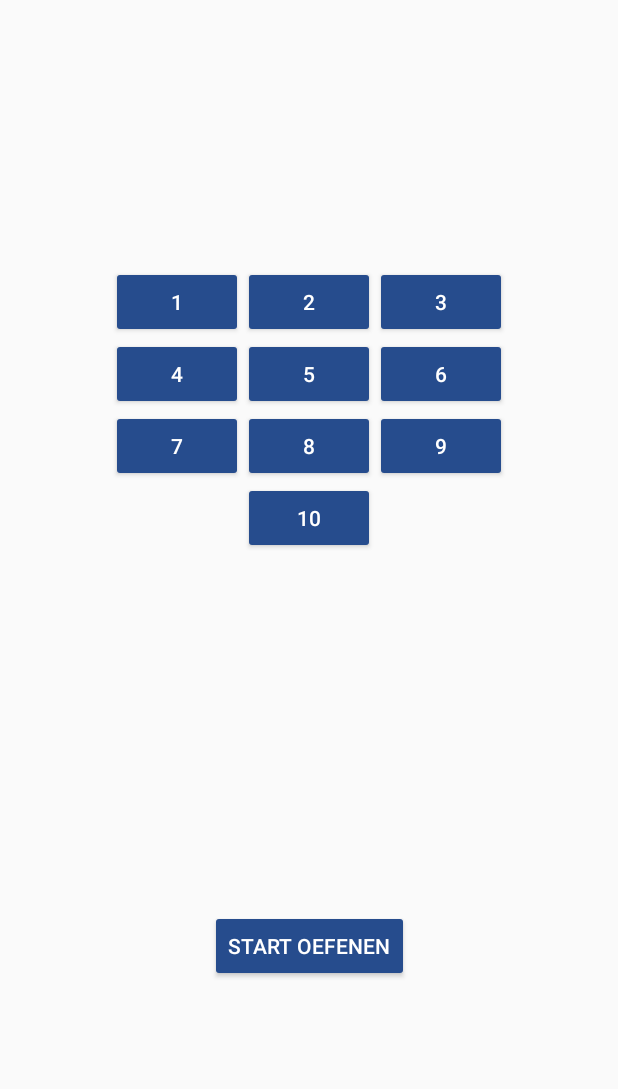
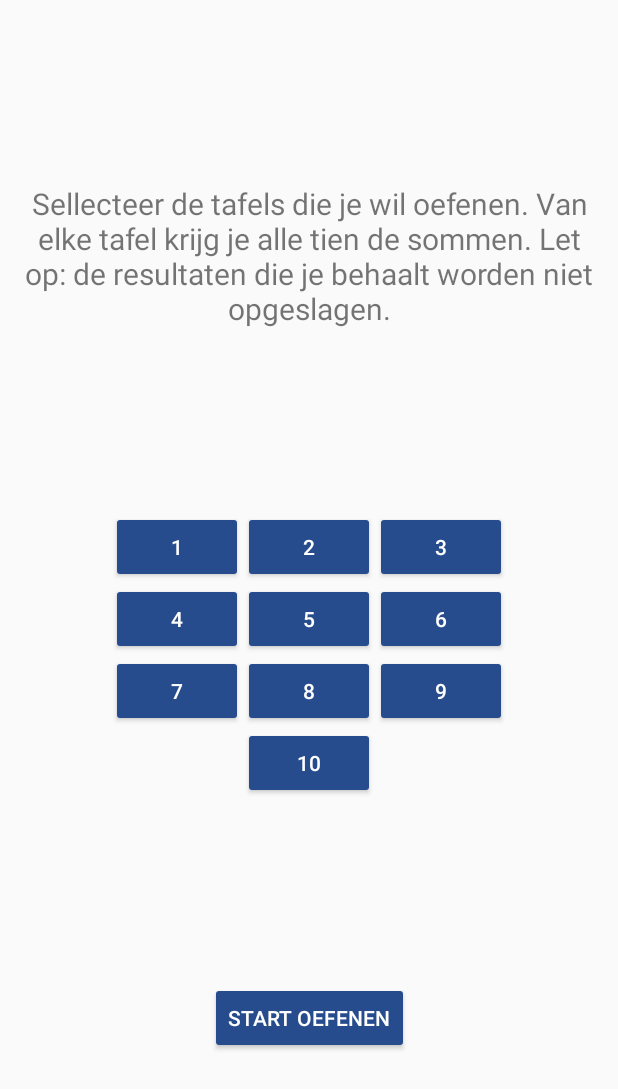
Before and after one commit to sannedonker/mprog-final-project, an Android app: the SpecificActivity screen opened directly, with no data from a screen before it, on a phone screen of 412 x 824 dp. Shown: the top 1089 px of the screen. Run offline under Robolectric (Android 15) with nearby library versions, the light colour scheme and no system bars.

Commit message:
Overbodige afbeeldingen verwijderd en uitlegd toegevoegd bij specificActivity

```diff
--- a/app/src/main/res/drawable/questionmark1.xml
+++ /dev/null
@@ -1,5 +0,0 @@
-<vector android:height="64dp" android:tint="#FFFFFF"
-    android:viewportHeight="24.0" android:viewportWidth="24.0"
-    android:width="64dp" xmlns:android="http://schemas.android.com/apk/res/android">
-    <path android:fillColor="#FF000000" android:pathData="M12,2C6.48,2 2,6.48 2,12s4.48,10 10,10 10,-4.48 10,-10S17.52,2 12,2zM13,19h-2v-2h2v2zM15.07,11.25l-0.9,0.92C13.45,12.9 13,13.5 13,15h-2v-0.5c0,-1.1 0.45,-2.1 1.17,-2.83l1.24,-1.26c0.37,-0.36 0.59,-0.86 0.59,-1.41 0,-1.1 -0.9,-2 -2,-2s-2,0.9 -2,2L8,9c0,-2.21 1.79,-4 4,-4s4,1.79 4,4c0,0.88 -0.36,1.68 -0.93,2.25z"/>
-</vector>
--- a/app/src/main/res/layout/activity_specific.xml
+++ b/app/src/main/res/layout/activity_specific.xml
@@ -11,13 +11,12 @@
         android:layout_width="wrap_content"
         android:layout_height="wrap_content"
         android:layout_marginStart="8dp"
-        android:layout_marginTop="8dp"
         android:layout_marginEnd="8dp"
         app:layout_constraintBottom_toTopOf="@+id/startSpecificButton"
         app:layout_constraintEnd_toEndOf="parent"
         app:layout_constraintHorizontal_bias="0.5"
         app:layout_constraintStart_toStartOf="parent"
-        app:layout_constraintTop_toTopOf="parent">
+        app:layout_constraintTop_toBottomOf="@+id/textView8">
 
         <Button
             android:id="@+id/times1"
@@ -133,7 +132,6 @@
         android:layout_width="wrap_content"
         android:layout_height="wrap_content"
         android:layout_marginStart="8dp"
-        android:layout_marginTop="67dp"
         android:layout_marginEnd="8dp"
         android:backgroundTint="@color/buttonColor"
         android:onClick="practiceClick"
@@ -141,6 +139,22 @@
         android:textColor="@android:color/white"
         app:layout_constraintBottom_toBottomOf="parent"
         app:layout_constraintEnd_toEndOf="parent"
+        app:layout_constraintHorizontal_bias="0.5"
         app:layout_constraintStart_toStartOf="parent"
         app:layout_constraintTop_toBottomOf="@+id/gridLayout" />
+
+    <TextView
+        android:id="@+id/textView8"
+        android:layout_width="0dp"
+        android:layout_height="wrap_content"
+        android:layout_marginStart="8dp"
+        android:layout_marginEnd="8dp"
+        android:gravity="center"
+        android:text="Sellecteer de tafels die je wil oefenen. Van elke tafel krijg je alle tien de sommen. Let op: de resultaten die je behaalt worden niet opgeslagen."
+        android:textSize="20sp"
+        app:layout_constraintBottom_toTopOf="@+id/gridLayout"
+        app:layout_constraintEnd_toEndOf="parent"
+        app:layout_constraintHorizontal_bias="0.5"
+        app:layout_constraintStart_toStartOf="parent"
+        app:layout_constraintTop_toTopOf="parent" />
 </android.support.constraint.ConstraintLayout>
```
Also changed, not shown: app/src/main/res/drawable/numbers.jpg (deleted), app/src/main/res/drawable/numbers1.jpg (deleted), app/src/main/res/drawable/numbers2.png (deleted).
